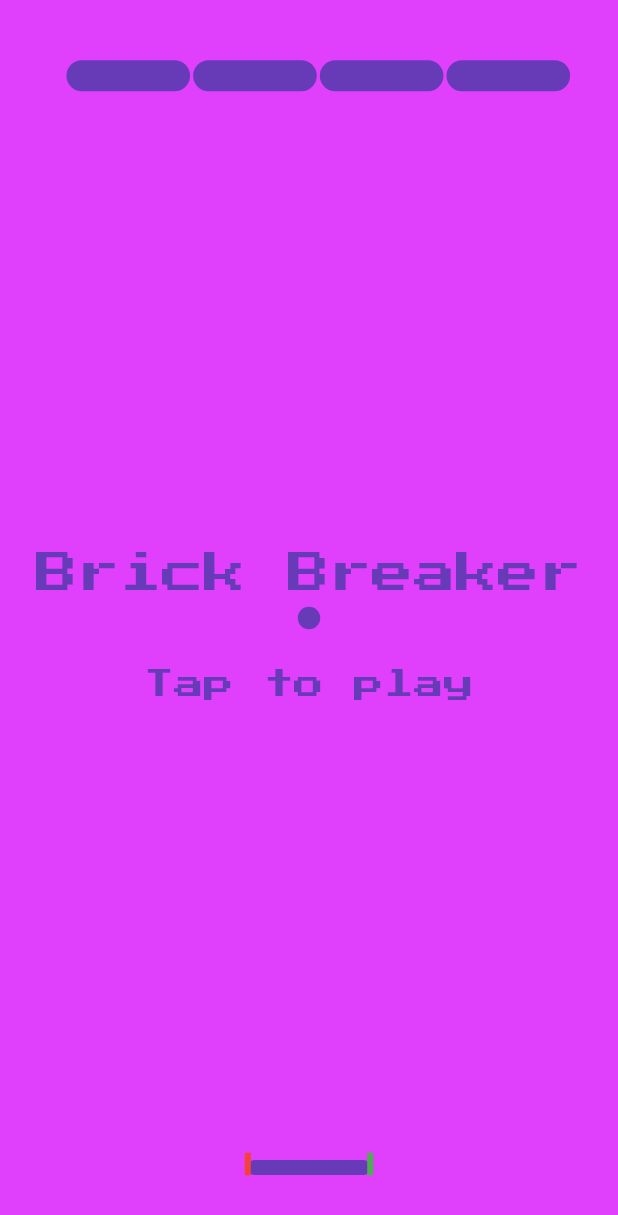
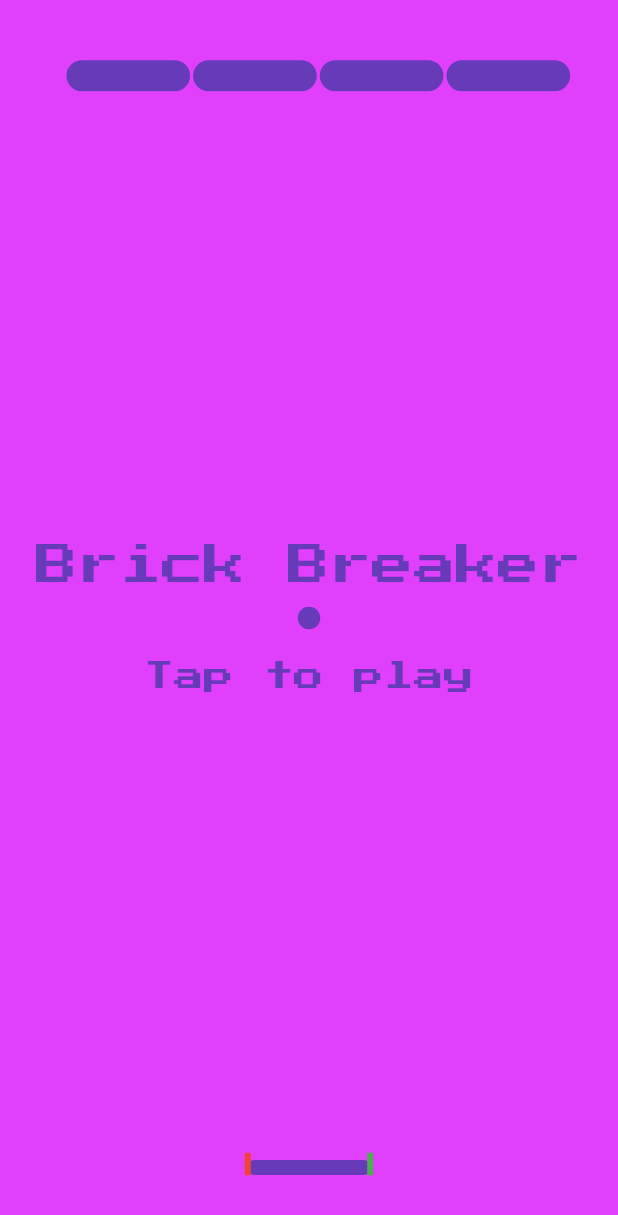
Before and after one commit to Hassan-akachi/brick_breaker, a Flutter app: the screen it shows after launch, on a phone screen of 412 x 824 dp. Shown: the top 1215 px of the screen. Run offline on Flutter 3.47's test engine with Material 3 defaults, Android fonts, the phone set to English and light mode, and no system bars; our stand-ins replace google_fonts.

Commit message:
picture and readme update

```diff
--- a/lib/cover_screen.dart
+++ b/lib/cover_screen.dart
@@ -42,7 +42,7 @@ class CoverScreen extends StatelessWidget {
       child: Column(
         mainAxisAlignment: MainAxisAlignment.center,
         children: [
-          const SizedBox(height: 10), // Spacing for better positioning
+          //const SizedBox(height: 10), // Spacing for better positioning
           Text(
             "Brick Breaker",
             style: gameFont,
```
Also changed, not shown: lib/screenshot_phone.jpg (added), lib/screenshot_web.png (added), 1 other file.
